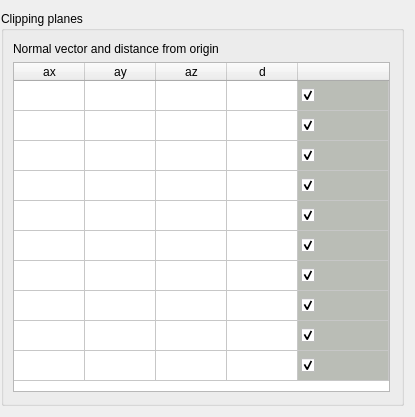
Above: HEN_HOUSE/egs++/view/clippingplanes.ui from nrc-cnrc/EGSnrc before the change. Below: the same form after it.
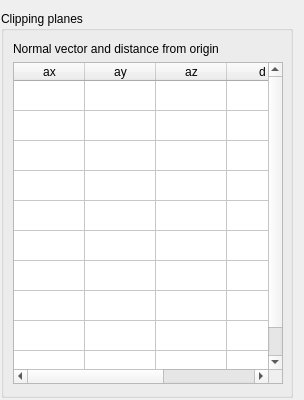
That is the form after the change.

Diff of the .ui file:
```diff
--- a/HEN_HOUSE/egs++/view/clippingplanes.ui
+++ b/HEN_HOUSE/egs++/view/clippingplanes.ui
@@ -35,8 +35,8 @@
    <rect>
     <x>0</x>
     <y>0</y>
-    <width>415</width>
-    <height>417</height>
+    <width>304</width>
+    <height>400</height>
    </rect>
   </property>
   <property name="sizePolicy">
@@ -45,6 +45,12 @@
     <verstretch>0</verstretch>
    </sizepolicy>
   </property>
+  <property name="minimumSize">
+   <size>
+    <width>200</width>
+    <height>400</height>
+   </size>
+  </property>
   <property name="windowTitle">
    <string>Form1</string>
   </property>
@@ -52,6 +58,9 @@
    <property name="leftMargin">
     <number>1</number>
    </property>
+   <property name="bottomMargin">
+    <number>2</number>
+   </property>
    <item>
     <widget class="QGroupBox" name="groupBox1">
      <property name="sizePolicy">
@@ -60,6 +69,12 @@
        <verstretch>0</verstretch>
       </sizepolicy>
      </property>
+     <property name="minimumSize">
+      <size>
+       <width>0</width>
+       <height>300</height>
+      </size>
+     </property>
      <property name="title">
       <string>Clipping planes</string>
      </property>
@@ -83,7 +98,7 @@
       <item>
        <widget class="QTableWidget" name="planeTable">
         <property name="sizePolicy">
-         <sizepolicy hsizetype="Expanding" vsizetype="Minimum">
+         <sizepolicy hsizetype="Expanding" vsizetype="Expanding">
           <horstretch>0</horstretch>
           <verstretch>0</verstretch>
          </sizepolicy>
```
